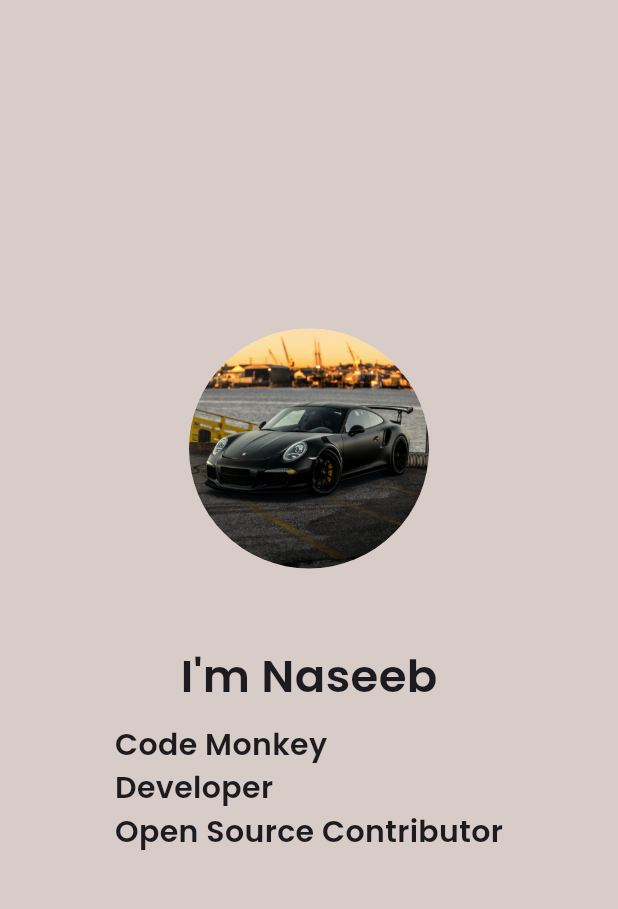
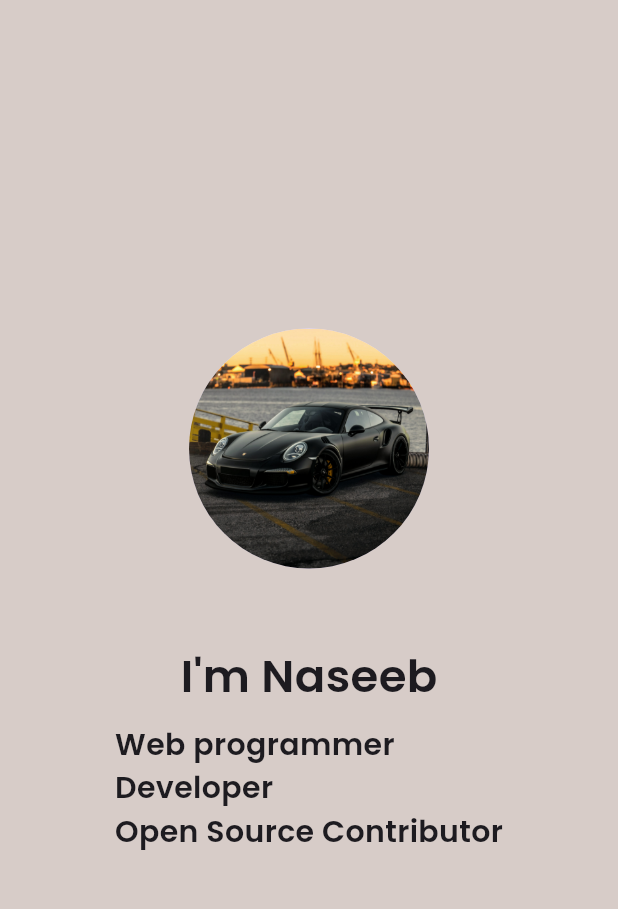
Before and after one commit to naseebnaushad/portfolio, a Flutter app: the screen it shows after launch, on a phone screen of 412 x 824 dp, the part 84-993 px from its top. Run offline on Flutter 3.47's test engine with Material 3 defaults, Android fonts, the phone set to English and light mode, and no system bars; our stand-ins replace google_fonts; Roboto replaces fonts that are missing (Playfair).

Commit message:
Profile changes

```diff
--- a/lib/main.dart
+++ b/lib/main.dart
@@ -58,7 +58,7 @@ class MyApp extends StatelessWidget {
               ),
               SizedBox(height: 10),
               Text(
-                'Code Monkey \n'
+                'Web programmer \n'
                 'Developer \n'
                 'Open Source Contributor',
                 style: GoogleFonts.poppins(
```
